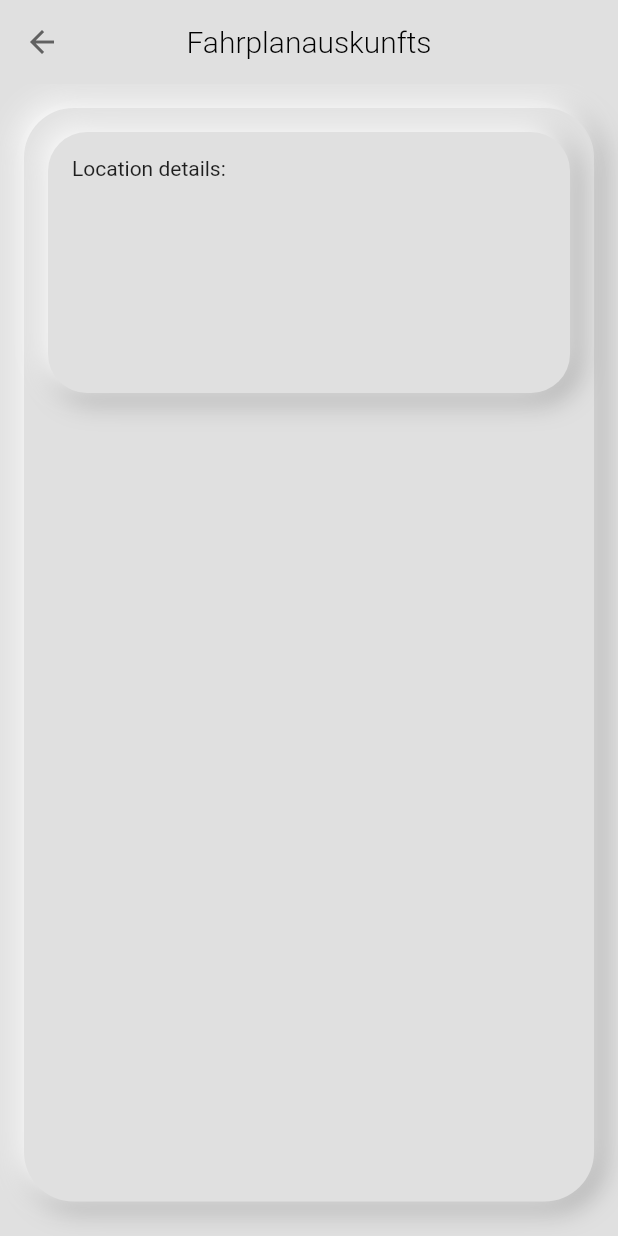
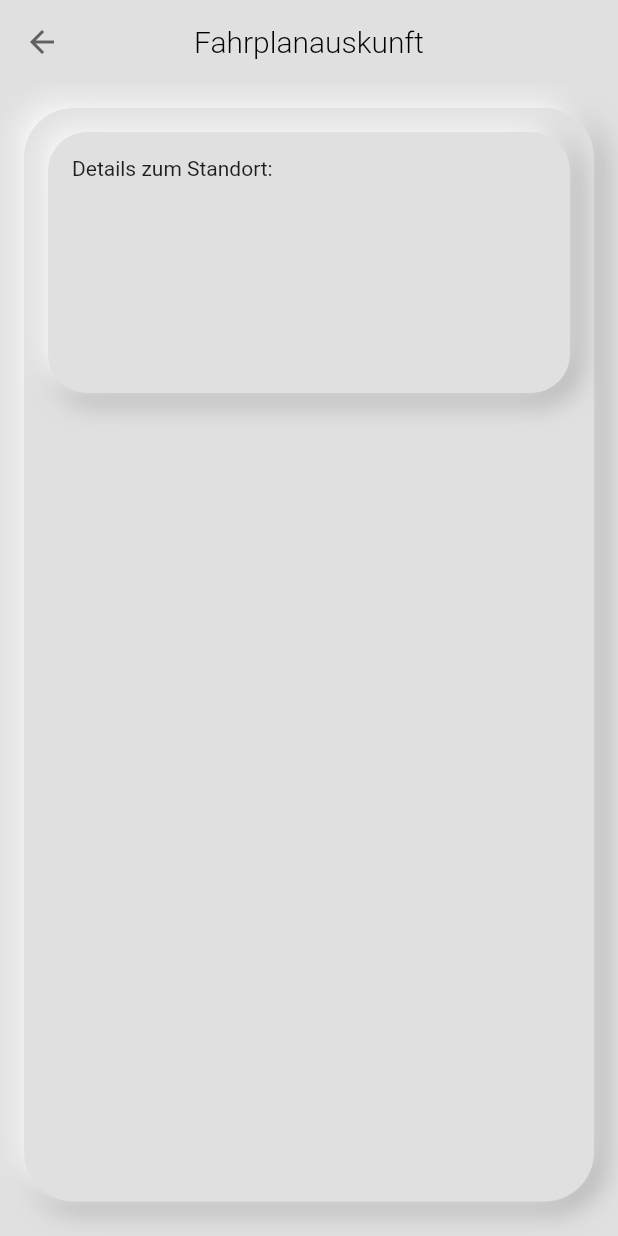
Before and after one commit to arman-sard/fahrplanauskunfts, a Flutter app: the Locationdetails screen opened directly, on a phone screen of 412 x 824 dp. Run offline on Flutter 3.47's test engine with Material 2 defaults, Android fonts, the phone set to English and light mode, and no system bars; our stand-ins replace page_transition.

Commit message:
Reademe text

```diff
--- a/lib/main.dart
+++ b/lib/main.dart
@@ -19,7 +19,7 @@ Future main() async {
 }
 
 class MyApp extends StatelessWidget {
-  static const String title = 'Fahrplanauskunfts';
+  static const String title = 'Fahrplanauskunft';
 
   const MyApp({Key? key}) : super(key: key);
 
--- a/lib/page/filter_api_list_page.dart
+++ b/lib/page/filter_api_list_page.dart
@@ -122,7 +122,7 @@ class FilterApiListPageState extends State<FilterApiListPage> {
               query == '' ? this.stations = [] : this.stations = stations;
 
               if (query.isNotEmpty && stations.isEmpty) {
-                validation = 'Keine passenden träfe gefunden';
+                validation = 'Keine passenden Treffer gefunden';
                 fontSize = 14;
                 hightSize = 22;
               } else {
--- a/lib/page/location_details_page.dart
+++ b/lib/page/location_details_page.dart
@@ -96,7 +96,7 @@ class LocationdetailsState extends State<Locationdetails> {
                   children: [
                     Row(
                       children: [
-                        Text('Location details:'),
+                        Text('Details zum Standort:'),
                       ],
                     ),
                     SizedBox(height: 5),
```
Also changed, not shown: 1 other file.
